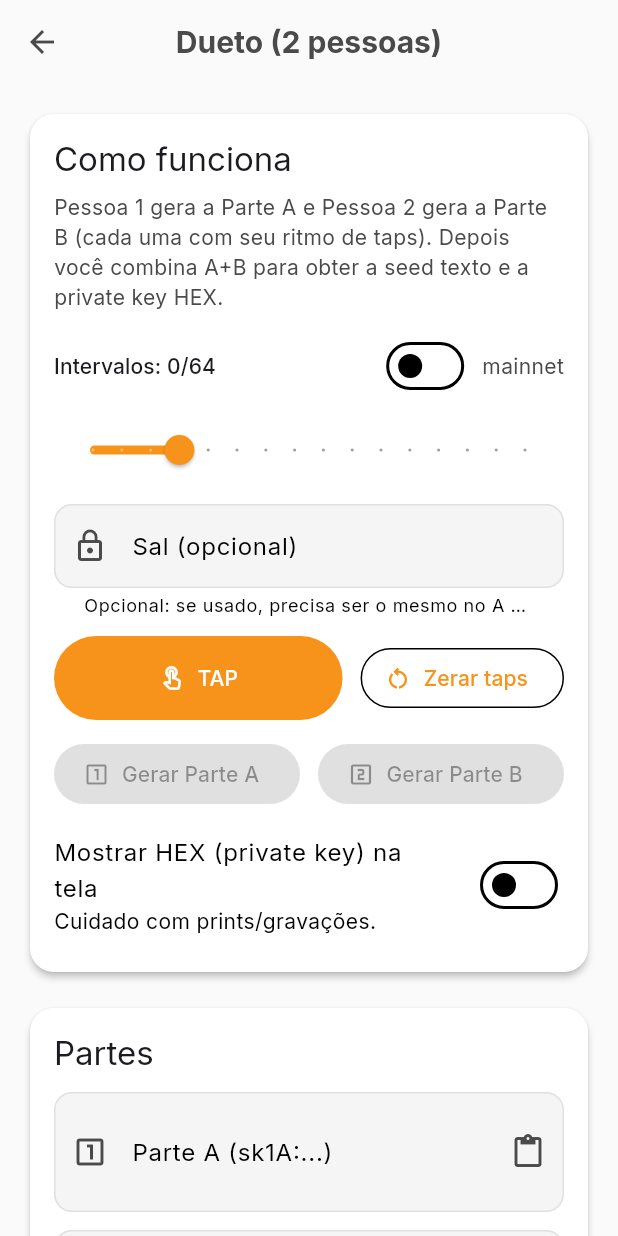
After one commit to rafaelfernandesx/btcaddress, a Flutter app: the screen it shows after launch, after a tap on "Dueto", on a phone screen of 412 x 824 dp. The commit adds this screen. Run offline on Flutter 3.47's test engine with Material 3 defaults, Android fonts, the phone set to English and light mode, and no system bars; our stand-ins replace dio, google_fonts, hex, qr_flutter, share_plus, shared_preferences; missing offline and left inert: bip32, bip39, bs58check, pointycastle.

Commit message:
feat: adicionar lógica de DuetKey com geração de partes A e B, combinação e tela correspondente

```diff
--- a/lib/bitcoin/split_key.dart
+++ b/lib/bitcoin/split_key.dart
@@ -34,6 +34,10 @@ class SplitKeyParts {
     final encB = _encodePart(prefix: 'sk1B', payload: b);
     return SplitKeyParts(partA: encA, partB: encB);
   }
+
+  static String encodePartA(Uint8List payload) => _encodePart(prefix: 'sk1A', payload: payload);
+
+  static String encodePartB(Uint8List payload) => _encodePart(prefix: 'sk1B', payload: payload);
 
   static Uint8List decodePart(String part) {
     final trimmed = part.trim();
--- a/lib/main.dart
+++ b/lib/main.dart
@@ -5,6 +5,7 @@ import 'package:btcaddress/models/address_model.dart';
 import 'package:btcaddress/screens/address_detail_screen.dart';
 import 'package:btcaddress/screens/balance_checker_screen.dart';
 import 'package:btcaddress/screens/dice_wallet_screen.dart';
+import 'package:btcaddress/screens/duet_key_screen.dart';
 import 'package:btcaddress/screens/hd_wallet_screen.dart';
 import 'package:btcaddress/screens/history_screen.dart';
 import 'package:btcaddress/screens/pixel_key_screen.dart';
@@ -58,7 +59,7 @@ class _MyAppState extends State<MyApp> {
   @override
   Widget build(BuildContext context) {
     return MaterialApp(
-      title: 'Bag',
+      title: 'Bitcoin Address Generator',
       debugShowCheckedModeBanner: false,
       theme: AppTheme.lightTheme,
       darkTheme: AppTheme.darkTheme,
@@ -266,6 +267,19 @@ class _MyHomePageState extends State<MyHomePage> with SingleTickerProviderStateM
   Widget _buildShortcuts(BuildContext context) {
     final items = <({IconData icon, String title, String subtitle, VoidCallback onTap})>[
       (
+        icon: Icons.group_outlined,
+        title: 'Dueto',
+        subtitle: '2 pessoas (A+B)',
+        onTap: () {
+          Navigator.push(
+            context,
+            MaterialPageRoute(
+              builder: (_) => const DuetKeyScreen(),
+            ),
+          );
+        },
+      ),
+      (
         icon: Icons.touch_app_outlined,
         title: 'TapKey',
         subtitle: 'Ritmo (seed + HEX)',
@@ -456,7 +470,7 @@ class _MyHomePageState extends State<MyHomePage> with SingleTickerProviderStateM
                 color: AppTheme.primaryColor,
               ),
               SizedBox(width: 8),
-              Text('Bag'),
+              Text('Bitcoin Address Generator'),
             ],
           ),
           actions: [
--- /dev/null
+++ b/lib/screens/duet_key_screen.dart
@@ -0,0 +1,458 @@
+import 'package:btcaddress/bitcoin/duet_key.dart';
+import 'package:btcaddress/btc_tool.dart';
+import 'package:btcaddress/theme/app_theme.dart';
+import 'package:btcaddress/widgets/copyable_textfield.dart';
+import 'package:btcaddress/widgets/qr_code_dialog.dart';
+import 'package:flutter/material.dart';
+import 'package:flutter/services.dart';
+
+class DuetKeyScreen extends StatefulWidget {
+  const DuetKeyScreen({super.key});
+
+  @override
+  State<DuetKeyScreen> createState() => _DuetKeyScreenState();
+}
+
+class _DuetKeyScreenState extends State<DuetKeyScreen> {
+  final _saltController = TextEditingController();
+
+  final _partAController = TextEditingController();
+  final _partBController = TextEditingController();
+
+  final _seedController = TextEditingController();
+  final _privHexController = TextEditingController();
+  final _legacyController = TextEditingController();
+  final _compressedController = TextEditingController();
+  final _bech32Controller = TextEditingController();
+  final _taprootController = TextEditingController();
+
+  bool _testnet = false;
+  bool _showSecret = false;
+
+  // Captura por timing.
+  final List<int> _tapTimesUs = [];
+  int _targetIntervals = 64;
+
+  String _error = '';
+
+  @override
+  void dispose() {
+    _saltController.dispose();
+    _partAController.dispose();
+    _partBController.dispose();
+    _seedController.dispose();
+    _privHexController.dispose();
+    _legacyController.dispose();
+    _compressedController.dispose();
+    _bech32Controller.dispose();
+    _taprootController.dispose();
+    super.dispose();
+  }
+
+  int get _intervalCount => (_tapTimesUs.length - 1).clamp(0, 1 << 31);
+
+  List<int> _intervalsMs() {
+    if (_tapTimesUs.length < 2) return const [];
+    final out = <int>[];
+    for (int i = 1; i < _tapTimesUs.length; i++) {
+      final deltaUs = _tapTimesUs[i] - _tapTimesUs[i - 1];
+      final ms = (deltaUs / 1000).round().clamp(0, 65535);
+      out.add(ms);
+    }
+    return out;
+  }
+
+  void _clearResult() {
+    _seedController.clear();
+    _privHexController.clear();
+    _legacyController.clear();
+    _compressedController.clear();
+    _bech32Controller.clear();
+    _taprootController.clear();
+  }
+
+  void _resetCapture() {
+    setState(() {
+      _tapTimesUs.clear();
+      _error = '';
+    });
+  }
+
+  void _tap() {
+    HapticFeedback.selectionClick();
+    final now = DateTime.now().microsecondsSinceEpoch;
+    setState(() {
+      _tapTimesUs.add(now);
+      _error = '';
+    });
+  }
+
+  void _generatePartA() {
+    try {
+      final intervals = _intervalsMs().take(_targetIntervals).toList();
+      final salt = _saltController.text;
+      final partA = DuetKey.partAFromIntervals(intervals, salt: salt);
+      setState(() {
+        _partAController.text = partA;
+        _error = '';
+        _clearResult();
+      });
+    } catch (e) {
+      setState(() {
+        _error = e.toString();
+      });
+    }
+  }
+
+  void _generatePartB() {
+    try {
+      final intervals = _intervalsMs().take(_targetIntervals).toList();
+      final salt = _saltController.text;
+      final partB = DuetKey.partBFromIntervals(intervals, salt: salt);
+      setState(() {
+        _partBController.text = partB;
+        _error = '';
+        _clearResult();
+      });
+    } catch (e) {
+      setState(() {
+        _error = e.toString();
+      });
+    }
+  }
+
+  void _combine() {
+    try {
+      final salt = _saltController.text;
+      final material = DuetKey.combine(
+        partA: _partAController.text,
+        partB: _partBController.text,
+        salt: salt,
+      );
+
+      final btc = BitcoinTOOL();
+      if (_testnet) btc.setNetworkPrefix('6f');
+      btc.setPrivateKeyHex(material.privateKeyHex);
+
+      setState(() {
+        _seedController.text = material.seedText;
+        _privHexController.text = material.privateKeyHex;
+        _legacyController.text = btc.getAddress(false);
+        _compressedController.text = btc.getAddress(true);
+        _bech32Controller.text = btc.getBech32Address();
+        _taprootController.text = btc.getTaprootAddress();
+        _error = '';
+      });
+    } catch (e) {
+      setState(() {
+        _error = e.toString();
+        _clearResult();
+      });
+    }
+  }
+
+  Future<void> _pasteTo(TextEditingController c) async {
+    final data = await Clipboard.getData(Clipboard.kTextPlain);
+    final text = data?.text?.trim() ?? '';
+    if (text.isEmpty) return;
+    setState(() {
+      c.text = text;
+      _error = '';
+      _clearResult();
+    });
+  }
+
+  @override
+  Widget build(BuildContext context) {
+    final intervals = _intervalCount;
+    final canGenerate = intervals >= 16;
+
+    return Scaffold(
+      appBar: AppBar(
+        title: const Text('Dueto (2 pessoas)'),
+      ),
+      body: ListView(
+        padding: const EdgeInsets.all(16),
+        children: [
+          Card(
+            child: Padding(
+              padding: const EdgeInsets.all(16),
+              child: Column(
+                crossAxisAlignment: CrossAxisAlignment.start,
+                children: [
+                  Text(
+                    'Como funciona',
+                    style: Theme.of(context).textTheme.titleLarge,
+                  ),
+                  const SizedBox(height: 8),
+                  Text(
+                    'Pessoa 1 gera a Parte A e Pessoa 2 gera a Parte B (cada uma com seu ritmo de taps). Depois você combina A+B para obter a seed texto e a private key HEX.',
+                    style: Theme.of(context).textTheme.bodyMedium,
+                  ),
+                  const SizedBox(height: 12),
+                  Row(
+                    children: [
+                      Expanded(
+                        child: Text(
+                          'Intervalos: $intervals/$_targetIntervals',
+                          style: Theme.of(context).textTheme.labelLarge,
+                        ),
+                      ),
+                      Switch.adaptive(
+                        value: _testnet,
+                        onChanged: (v) => setState(() => _testnet = v),
+                      ),
+                      const SizedBox(width: 8),
+                      Text(_testnet ? 'testnet' : 'mainnet'),
+                    ],
+                  ),
+                  const SizedBox(height: 8),
+                  Slider(
+                    value: _targetIntervals.toDouble(),
+                    min: 16,
+                    max: 256,
+                    divisions: 15,
+                    label: '$_targetIntervals',
+                    onChanged: (v) => setState(() => _targetIntervals = v.round()),
+                  ),
+                  const SizedBox(height: 12),
+                  TextField(
+                    controller: _saltController,
+                    decoration: const InputDecoration(
+                      labelText: 'Sal (opcional)',
+                      prefixIcon: Icon(Icons.lock_outline),
+                      helperText: 'Opcional: se usado, precisa ser o mesmo no A e no B.',
+                    ),
+                    onChanged: (_) => _clearResult(),
+                  ),
+                  const SizedBox(height: 12),
+                  Row(
+                    children: [
+                      Expanded(
+                        child: FilledButton.icon(
+                          style: FilledButton.styleFrom(
+                            backgroundColor: AppTheme.primaryColor,
+                            padding: const EdgeInsets.symmetric(vertical: 18),
+                          ),
+                          onPressed: _tap,
+                          icon: const Icon(Icons.touch_app_outlined),
+                          label: const Text('TAP'),
+                        ),
+                      ),
+                      const SizedBox(width: 12),
+                      OutlinedButton.icon(
+                        onPressed: _resetCapture,
+                        icon: const Icon(Icons.restart_alt_outlined),
+                        label: const Text('Zerar taps'),
+                      ),
+                    ],
+                  ),
+                  const SizedBox(height: 12),
+                  Row(
+                    children: [
+                      Expanded(
+                        child: FilledButton.icon(
+                          onPressed: canGenerate ? _generatePartA : null,
+                          icon: const Icon(Icons.looks_one_outlined),
+                          label: const Text('Gerar Parte A'),
+                        ),
+                      ),
+                      const SizedBox(width: 12),
+                      Expanded(
+                        child: FilledButton.icon(
+                          onPressed: canGenerate ? _generatePartB : null,
+                          icon: const Icon(Icons.looks_two_outlined),
+                          label: const Text('Gerar Parte B'),
+                        ),
+                      ),
+                    ],
+                  ),
+                  const SizedBox(height: 8),
+                  SwitchListTile.adaptive(
+                    contentPadding: EdgeInsets.zero,
+                    value: _showSecret,
+                    onChanged: (v) => setState(() => _showSecret = v),
+                    title: const Text('Mostrar HEX (private key) na tela'),
+                    subtitle: const Text('Cuidado com prints/gravações.'),
+                  ),
+                  if (_error.isNotEmpty) ...[
+                    const SizedBox(height: 8),
+                    Text(
+                      _error,
+                      style: TextStyle(color: Theme.of(context).colorScheme.error),
+                    ),
+                  ],
+                ],
+              ),
+            ),
+          ),
+          const SizedBox(height: 16),
+          Card(
+            child: Padding(
+              padding: const EdgeInsets.all(16),
+              child: Column(
+                crossAxisAlignment: CrossAxisAlignment.start,
+                children: [
+                  Text(
+                    'Partes',
+                    style: Theme.of(context).textTheme.titleLarge,
+                  ),
+                  const SizedBox(height: 12),
+                  TextField(
+                    controller: _partAController,
+                    minLines: 2,
+                    maxLines: 4,
+                    decoration: InputDecoration(
+                      labelText: 'Parte A (sk1A:...)',
+                      prefixIcon: const Icon(Icons.looks_one_outlined),
+                      suffixIcon: IconButton(
+                        tooltip: 'Colar',
+                        icon: const Icon(Icons.content_paste),
+                        onPressed: () => _pasteTo(_partAController),
+                      ),
+                    ),
+                    onChanged: (_) => _clearResult(),
+                  ),
+                  const SizedBox(height: 12),
+                  TextField(
+                    controller: _partBController,
+                    minLines: 2,
+                    maxLines: 4,
+                    decoration: InputDecoration(
+                      labelText: 'Parte B (sk1B:...)',
+                      prefixIcon: const Icon(Icons.looks_two_outlined),
+                      suffixIcon: IconButton(
+                        tooltip: 'Colar',
+                        icon: const Icon(Icons.content_paste),
+                        onPressed: () => _pasteTo(_partBController),
+                      ),
+                    ),
+                    onChanged: (_) => _clearResult(),
+                  ),
+                  const SizedBox(height: 12),
+                  Row(
+                    children: [
+                      Expanded(
+                        child: FilledButton.icon(
+                          onPressed: _combine,
+                          icon: const Icon(Icons.merge_type_outlined),
+                          label: const Text('Combinar A+B'),
+                        ),
+                      ),
+                      const SizedBox(width: 12),
+                      OutlinedButton.icon(
+                        onPressed: () {
+                          setState(() {
+                            _partAController.clear();
+                            _partBController.clear();
+                            _saltController.clear();
+                            _error = '';
+                            _clearResult();
+                            _resetCapture();
+                          });
+                        },
+                        icon: const Icon(Icons.delete_outline),
+                        label: const Text('Limpar'),
+                      ),
+                    ],
+                  ),
+                  const SizedBox(height: 8),
+                  Row(
+                    children: [
+                      IconButton(
+                        tooltip: 'QR da Parte A',
+                        icon: const Icon(Icons.qr_code_2_outlined),
+                        onPressed: _partAController.text.trim().isEmpty
+                            ? null
+                            : () {
+                                showDialog(
+                                  context: context,
+                                  builder: (_) => QRCodeDialog(
+                                    data: _partAController.text.trim(),
+                                    title: 'Parte A',
+                                  ),
+                                );
+                              },
+                      ),
+                      IconButton(
+                        tooltip: 'QR da Parte B',
+                        icon: const Icon(Icons.qr_code_outlined),
+                        onPressed: _partBController.text.trim().isEmpty
+                            ? null
+                            : () {
+                                showDialog(
+                                  context: context,
+                                  builder: (_) => QRCodeDialog(
+                                    data: _partBController.text.trim(),
+                                    title: 'Parte B',
+                                  ),
+                                );
+                              },
+                      ),
+                    ],
+                  ),
+                ],
+              ),
+            ),
+          ),
+          const SizedBox(height: 16),
+          if (_seedController.text.isNotEmpty)
+            Card(
+              child: Padding(
+                padding: const EdgeInsets.all(16),
+                child: Column(
+                  crossAxisAlignment: CrossAxisAlignment.start,
+                  children: [
+                    Text(
+                      'Resultado',
+                      style: Theme.of(context).textTheme.titleLarge,
+                    ),
+                    const SizedBox(height: 12),
+                    CopyableTextField(
+                      controller: _seedController,
+                      label: 'Seed (texto)',
+                      prefixIcon: Icons.text_fields,
+                    ),
+                    const SizedBox(height: 12),
+                    if (_showSecret)
+                      CopyableTextField(
+                        controller: _privHexController,
+                        label: 'PrivateKey (HEX)',
+                        prefixIcon: Icons.vpn_key_outlined,
+                      )
+                    else
+                      const Text('HEX oculto (ative “Mostrar HEX”).'),
+                    const SizedBox(height: 12),
+                    CopyableTextField(
+                      controller: _compressedController,
+                      label: 'Comprimido',
+                      prefixIcon: Icons.account_balance_wallet,
+                    ),
+                    const SizedBox(height: 12),
+                    CopyableTextField(
+                      controller: _legacyController,
+                      label: 'Legacy',
+                      prefixIcon: Icons.account_balance_wallet_outlined,
+                    ),
+                    const SizedBox(height: 12),
+                    CopyableTextField(
+                      controller: _bech32Controller,
+                      label: 'Bech32',
+                      prefixIcon: Icons.qr_code,
+                    ),
+                    const SizedBox(height: 12),
+                    CopyableTextField(
+                      controller: _taprootController,
+                      label: 'Taproot',
+                      prefixIcon: Icons.bolt_outlined,
+                    ),
+                  ],
+                ),
+              ),
+            ),
+          const SizedBox(height: 40),
+        ],
+      ),
+    );
+  }
+}
```
Also changed, not shown: lib/bitcoin/duet_key.dart (added, +46 -0 lines), 2 other files.
